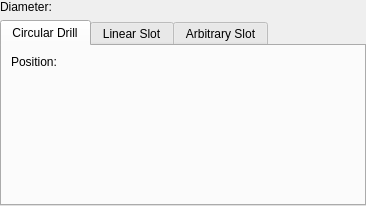
This is libs/librepcb/editor/widgets/holeeditorwidget.ui in LibrePCB/LibrePCB as Qt 5 draws it before an edit. The edited form follows.
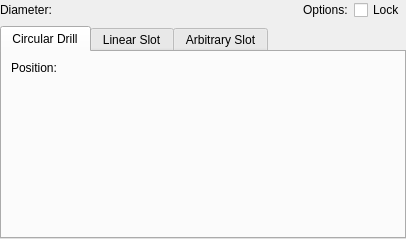
This is the edited form. Custom widgets are drawn as their Qt base class.

```diff
--- a/libs/librepcb/editor/widgets/holeeditorwidget.ui
+++ b/libs/librepcb/editor/widgets/holeeditorwidget.ui
@@ -6,8 +6,8 @@
    <rect>
     <x>0</x>
     <y>0</y>
-    <width>366</width>
-    <height>206</height>
+    <width>406</width>
+    <height>239</height>
    </rect>
   </property>
   <property name="windowTitle">
@@ -27,12 +27,15 @@
     <number>0</number>
    </property>
    <item>
-    <layout class="QFormLayout" name="formLayout">
-     <property name="fieldGrowthPolicy">
-      <enum>QFormLayout::AllNonFixedFieldsGrow</enum>
-     </property>
+    <layout class="QGridLayout" name="gridLayout">
      <item row="0" column="0">
       <widget class="QLabel" name="label_6">
+       <property name="sizePolicy">
+        <sizepolicy hsizetype="Fixed" vsizetype="Preferred">
+         <horstretch>0</horstretch>
+         <verstretch>0</verstretch>
+        </sizepolicy>
+       </property>
        <property name="text">
         <string>Diameter:</string>
        </property>
@@ -41,6 +44,35 @@
      <item row="0" column="1">
       <widget class="librepcb::editor::PositiveLengthEdit" name="edtDiameter" native="true"/>
      </item>
+     <item row="0" column="2">
+      <widget class="QLabel" name="lblOptions">
+       <property name="sizePolicy">
+        <sizepolicy hsizetype="Fixed" vsizetype="Preferred">
+         <horstretch>0</horstretch>
+         <verstretch>0</verstretch>
+        </sizepolicy>
+       </property>
+       <property name="text">
+        <string>Options:</string>
+       </property>
+       <property name="indent">
+        <number>30</number>
+       </property>
+      </widget>
+     </item>
+     <item row="0" column="3">
+      <widget class="QCheckBox" name="cbxLock">
+       <property name="sizePolicy">
+        <sizepolicy hsizetype="Fixed" vsizetype="Fixed">
+         <horstretch>0</horstretch>
+         <verstretch>0</verstretch>
+        </sizepolicy>
+       </property>
+       <property name="text">
+        <string>Lock</string>
+       </property>
+      </widget>
+     </item>
     </layout>
    </item>
    <item>
@@ -175,6 +207,12 @@
    <header location="global">librepcb/editor/widgets/angleedit.h</header>
    <container>1</container>
   </customwidget>
+  <customwidget>
+   <class>librepcb::editor::UnsignedLengthEdit</class>
+   <extends>QWidget</extends>
+   <header location="global">librepcb/editor/widgets/unsignedlengthedit.h</header>
+   <container>1</container>
+  </customwidget>
   <customwidget>
    <class>librepcb::editor::PositiveLengthEdit</class>
    <extends>QWidget</extends>
@@ -187,12 +225,6 @@
    <header location="global">librepcb/editor/widgets/patheditorwidget.h</header>
    <container>1</container>
   </customwidget>
-  <customwidget>
-   <class>librepcb::editor::UnsignedLengthEdit</class>
-   <extends>QWidget</extends>
-   <header location="global">librepcb/editor/widgets/unsignedlengthedit.h</header>
-   <container>1</container>
-  </customwidget>
  </customwidgets>
  <tabstops>
   <tabstop>edtDiameter</tabstop>
```
Left out of the diff: 1 changed line with no effect on the pictures.
